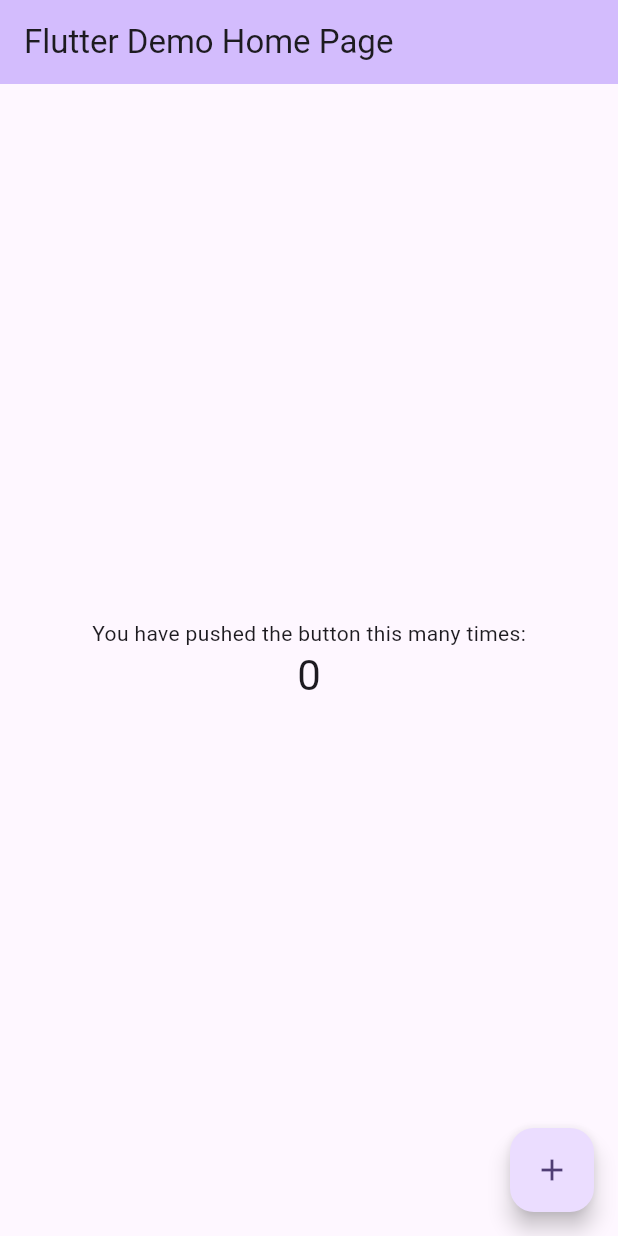
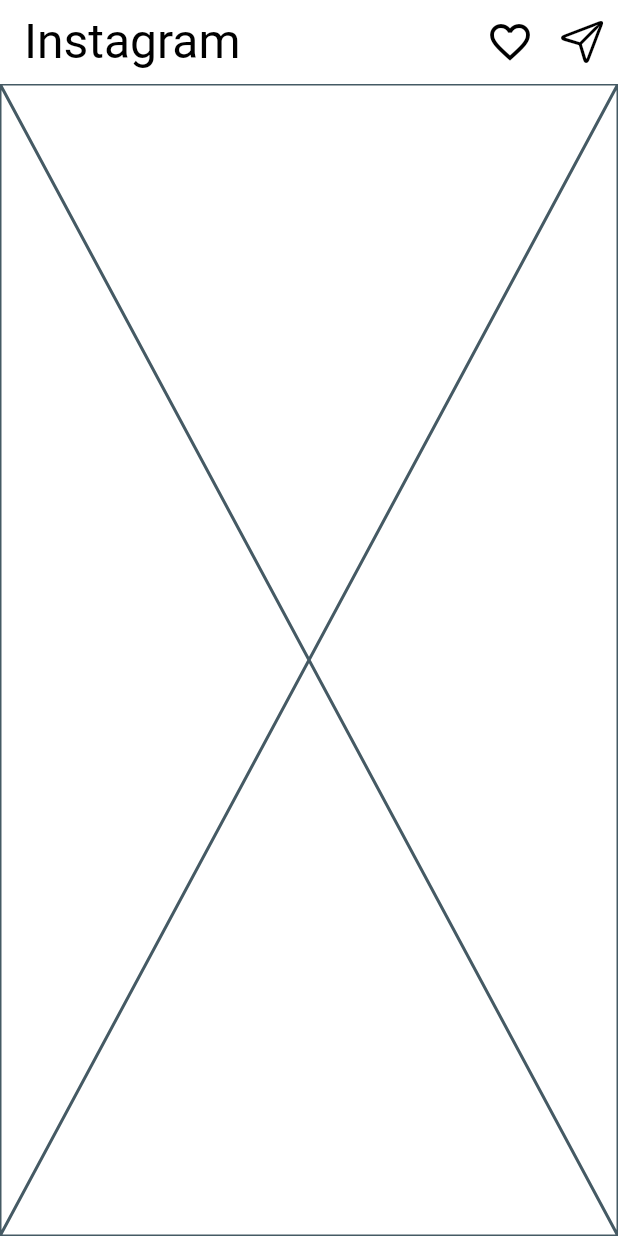
Before and after one commit to mimo626/instagram_clone, a Flutter app: the screen it shows after launch, on a phone screen of 412 x 824 dp. Run offline on Flutter 3.47's test engine with Material 3 defaults, Android fonts, the phone set to English and light mode, and no system bars; our stand-ins replace google_fonts.

Commit message:
[feat] Home Appbar 구현

```diff
--- /dev/null
+++ b/lib/body.dart
@@ -0,0 +1,10 @@
+import 'package:flutter/material.dart';
+
+class InstaBody extends StatelessWidget {
+  const InstaBody({super.key});
+
+  @override
+  Widget build(BuildContext context) {
+    return const Placeholder();
+  }
+}
--- a/lib/main.dart
+++ b/lib/main.dart
@@ -1,125 +1,73 @@
+import 'package:flutter/cupertino.dart';
 import 'package:flutter/material.dart';
+import 'package:google_fonts/google_fonts.dart';
+import 'package:instagram_clone/body.dart';
 
 void main() {
-  runApp(const MyApp());
+  runApp(const InstaCloneApp());
 }
 
-class MyApp extends StatelessWidget {
-  const MyApp({super.key});
+class InstaCloneApp extends StatelessWidget {
+  const InstaCloneApp({super.key});
 
-  // This widget is the root of your application.
   @override
   Widget build(BuildContext context) {
     return MaterialApp(
-      title: 'Flutter Demo',
       theme: ThemeData(
-        // This is the theme of your application.
-        //
-        // TRY THIS: Try running your application with "flutter run". You'll see
-        // the application has a purple toolbar. Then, without quitting the app,
-        // try changing the seedColor in the colorScheme below to Colors.green
-        // and then invoke "hot reload" (save your changes or press the "hot
-        // reload" button in a Flutter-supported IDE, or press "r" if you used
-        // the command line to start the app).
-        //
-        // Notice that the counter didn't reset back to zero; the application
-        // state is not lost during the reload. To reset the state, use hot
-        // restart instead.
-        //
-        // This works for code too, not just values: Most code changes can be
-        // tested with just a hot reload.
-        colorScheme: ColorScheme.fromSeed(seedColor: Colors.deepPurple),
-        useMaterial3: true,
-      ),
-      home: const MyHomePage(title: 'Flutter Demo Home Page'),
+          colorScheme: const ColorScheme.light(
+              primary: Colors.white, secondary: Colors.black
+          ),
+          useMaterial3: true
+          ),
+      home: InstaCloneHome(),
     );
   }
 }
 
-class MyHomePage extends StatefulWidget {
-  const MyHomePage({super.key, required this.title});
-
-  // This widget is the home page of your application. It is stateful, meaning
-  // that it has a State object (defined below) that contains fields that affect
-  // how it looks.
-
-  // This class is the configuration for the state. It holds the values (in this
-  // case the title) provided by the parent (in this case the App widget) and
-  // used by the build method of the State. Fields in a Widget subclass are
-  // always marked "final".
-
-  final String title;
+class InstaCloneHome extends StatefulWidget {
+  const InstaCloneHome({super.key});
 
   @override
-  State<MyHomePage> createState() => _MyHomePageState();
+  State<InstaCloneHome> createState() => _InstaCloneHomeState();
 }
 
-class _MyHomePageState extends State<MyHomePage> {
-  int _counter = 0;
+class _InstaCloneHomeState extends State<InstaCloneHome> {
+  late int index;
 
-  void _incrementCounter() {
-    setState(() {
-      // This call to setState tells the Flutter framework that something has
-      // changed in this State, which causes it to rerun the build method below
-      // so that the display can reflect the updated values. If we changed
-      // _counter without calling setState(), then the build method would not be
-      // called again, and so nothing would appear to happen.
-      _counter++;
-    });
+
+  @override
+  void initState() {
+    super.initState();
+     index = 0;
   }
 
   @override
   Widget build(BuildContext context) {
-    // This method is rerun every time setState is called, for instance as done
-    // by the _incrementCounter method above.
-    //
-    // The Flutter framework has been optimized to make rerunning build methods
-    // fast, so that you can just rebuild anything that needs updating rather
-    // than having to individually change instances of widgets.
     return Scaffold(
       appBar: AppBar(
-        // TRY THIS: Try changing the color here to a specific color (to
-        // Colors.amber, perhaps?) and trigger a hot reload to see the AppBar
-        // change color while the other colors stay the same.
-        backgroundColor: Theme.of(context).colorScheme.inversePrimary,
-        // Here we take the value from the MyHomePage object that was created by
-        // the App.build method, and use it to set our appbar title.
-        title: Text(widget.title),
+        title: Text(
+          "Instagram",
+          style: GoogleFonts.lobsterTwo(color: Colors.black, fontSize: 32),
+        ),
+        actions: [
+          IconButton(
+            icon: Icon(
+              Icons.favorite_outline,
+              size: 32,
+            ),
+            onPressed: () {
+              print('Tab favorite');
+            },
+          ),
+          IconButton(
+            icon: Icon(CupertinoIcons.paperplane, size: 32),
+            onPressed: () {
+              print('Tab paperplane');
+            },
+          )
+        ],
       ),
-      body: Center(
-        // Center is a layout widget. It takes a single child and positions it
-        // in the middle of the parent.
-        child: Column(
-          // Column is also a layout widget. It takes a list of children and
-          // arranges them vertically. By default, it sizes itself to fit its
-          // children horizontally, and tries to be as tall as its parent.
-          //
-          // Column has various properties to control how it sizes itself and
-          // how it positions its children. Here we use mainAxisAlignment to
-          // center the children vertically; the main axis here is the vertical
-          // axis because Columns are vertical (the cross axis would be
-          // horizontal).
-          //
-          // TRY THIS: Invoke "debug painting" (choose the "Toggle Debug Paint"
-          // action in the IDE, or press "p" in the console), to see the
-          // wireframe for each widget.
-          mainAxisAlignment: MainAxisAlignment.center,
-          children: <Widget>[
-            const Text(
-              'You have pushed the button this many times:',
-            ),
-            Text(
-              '$_counter',
-              style: Theme.of(context).textTheme.headlineMedium,
-            ),
-          ],
-        ),
-      ),
-      floatingActionButton: FloatingActionButton(
-        onPressed: _incrementCounter,
-        tooltip: 'Increment',
-        child: const Icon(Icons.add),
-      ), // This trailing comma makes auto-formatting nicer for build methods.
+      body: InstaBody(),
     );
   }
 }
--- a/pubspec.yaml
+++ b/pubspec.yaml
@@ -35,6 +35,7 @@ dependencies:
   # The following adds the Cupertino Icons font to your application.
   # Use with the CupertinoIcons class for iOS style icons.
   cupertino_icons: ^1.0.6
+  google_fonts: ^6.2.1
 
 dev_dependencies:
   flutter_test:
```
Also changed, not shown: pubspec.lock, 1 other file.
